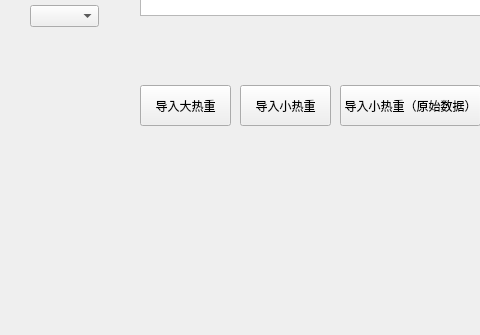
Old version of the form src/gui/views/singlematerialdatawidget.ui in the repository yan134121/TobaccoAnalysis; both pictures show x 0 to 480 and y 355 to 690 of the 1097 by 690 pixel window.
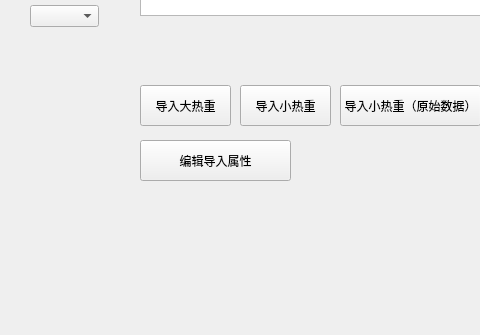
New version of the form.

Commit message: 增加导入属性功能

Diff of the .ui file:
```diff
--- a/src/gui/views/singlematerialdatawidget.ui
+++ b/src/gui/views/singlematerialdatawidget.ui
@@ -385,6 +385,22 @@
     <string>导入工序大热重</string>
    </property>
   </widget>
+  <widget class="QPushButton" name="editImportAttributesButton">
+   <property name="geometry">
+    <rect>
+     <x>140</x>
+     <y>495</y>
+     <width>151</width>
+     <height>41</height>
+    </rect>
+   </property>
+   <property name="text">
+    <string>编辑导入属性</string>
+   </property>
+   <property name="toolTip">
+    <string>设置本次导入数据的编码、年份、产地等属性信息</string>
+   </property>
+  </widget>
   <zorder>queryButton</zorder>
   <zorder>resetQueryButton</zorder>
   <zorder>importButton</zorder>
```
Left out of the diff: 1 changed line with no effect on the pictures. The commit also changes 45 other files.
